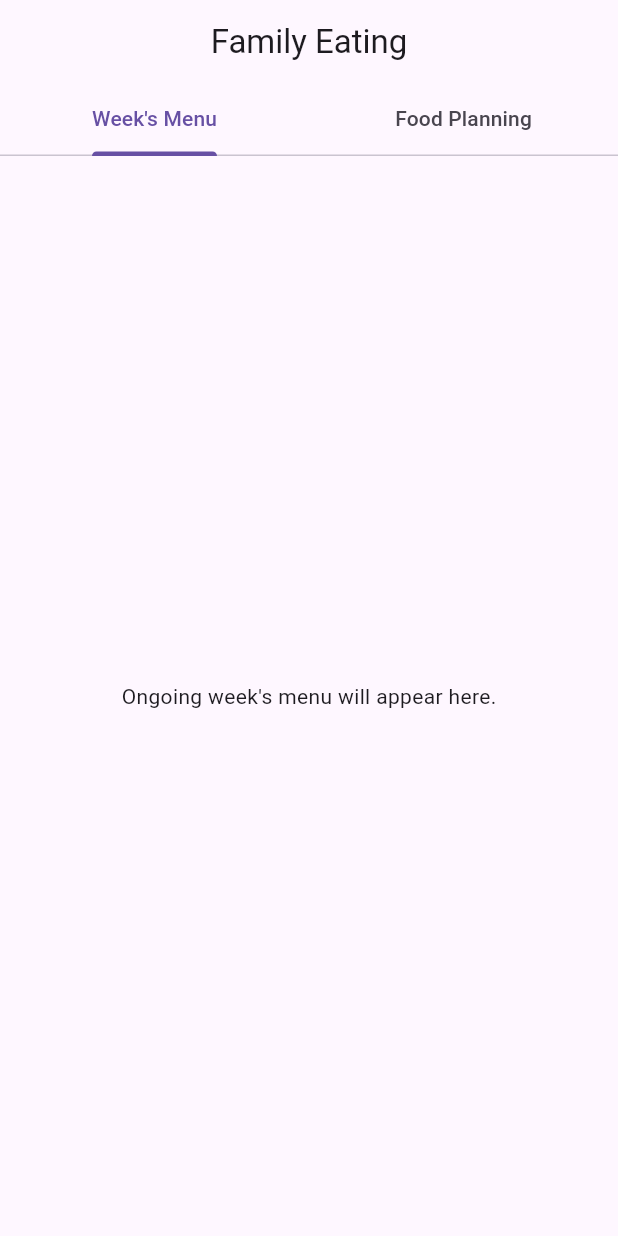
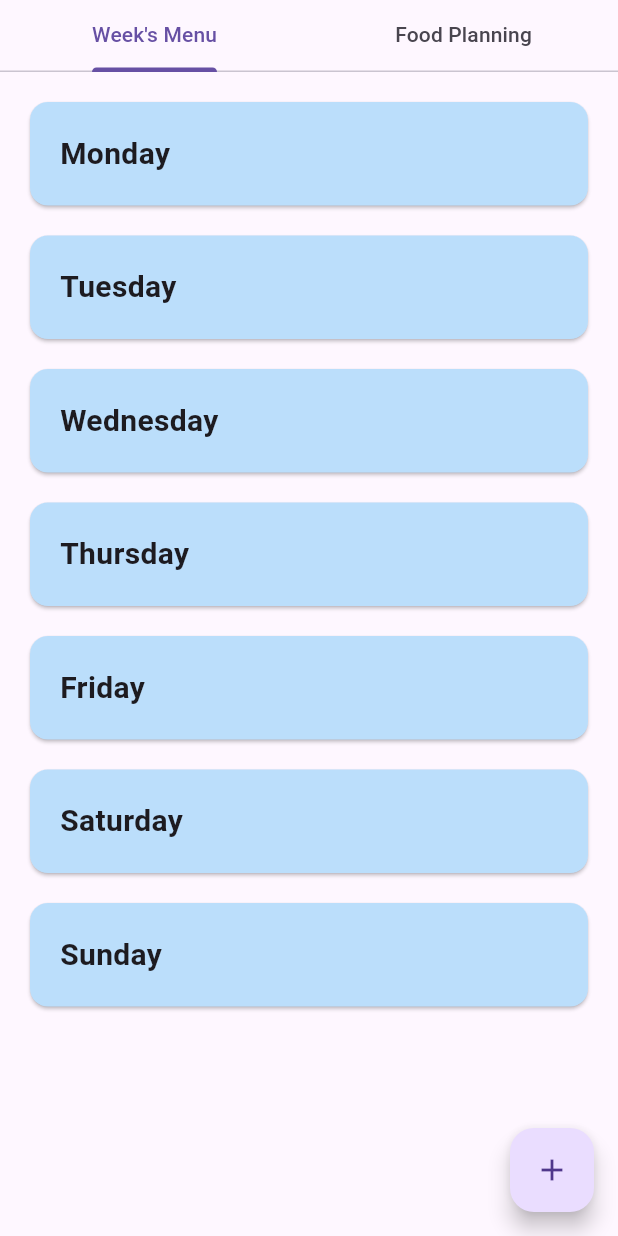
Before and after one commit to Jakob37/Family-eating, a Flutter app: the screen it shows after launch, on a phone screen of 412 x 824 dp. Run offline on Flutter 3.47's test engine with Material 3 defaults, Android fonts, the phone set to English and light mode, and no system bars; our stand-ins replace shared_preferences.

Commit message:
Weeks menu

```diff
--- a/lib/main.dart
+++ b/lib/main.dart
@@ -8,6 +8,15 @@ class AppConstants {
 }
 
 const Color kCardColor = Color(0xFFBBDEFB); // Colors.blue[100]
+
+const Map<DishCategory, Color> kCategoryColors = {
+  DishCategory.egg: Color(0xFFFFF9C4), // light yellow
+  DishCategory.pork: Color(0xFFFFCCBC), // light orange
+  DishCategory.beef: Color(0xFFD7CCC8), // light brown
+  DishCategory.fish: Color(0xFFB3E5FC), // light blue
+  DishCategory.tofu: Color(0xFFC8E6C9), // light green
+  DishCategory.other: Color(0xFFE0E0E0), // light grey
+};
 
 enum DishCategory { egg, pork, beef, fish, tofu, other }
 
@@ -182,7 +191,7 @@ class _MainAppState extends State<MainApp> {
         child: Builder(
           builder: (context) => Scaffold(
             appBar: AppBar(
-              title: const Text('Family Eating'),
+              toolbarHeight: 0,
               centerTitle: true,
               bottom: const TabBar(
                 tabs: [
@@ -201,7 +210,6 @@ class _MainAppState extends State<MainApp> {
                         child: Column(
                           crossAxisAlignment: CrossAxisAlignment.start,
                           children: [
-                            const SizedBox(height: 16),
                             Row(
                               children: [
                                 const Text('Filter: ',
@@ -246,9 +254,21 @@ class _MainAppState extends State<MainApp> {
                 return AnimatedBuilder(
                   animation: tabController,
                   builder: (context, child) {
-                    // Show FAB only on the Food Planning tab (index 1)
-                    return tabController.index == 1
-                        ? FloatingActionButton(
+                    if (tabController.index == 0) {
+                      // Week's Menu tab
+                      return FloatingActionButton(
+                        onPressed: () {
+                          ScaffoldMessenger.of(context).showSnackBar(
+                            const SnackBar(
+                                content: Text(
+                                    'Add to week\'s menu (not implemented yet)')),
+                          );
+                        },
+                        child: const Icon(Icons.add),
+                      );
+                    } else if (tabController.index == 1) {
+                      // Food Planning tab
+                      return FloatingActionButton(
                         onPressed: () async {
                           await showAddDishDialog(context, (newDish) {
                             setState(() {
@@ -258,8 +278,10 @@ class _MainAppState extends State<MainApp> {
                           });
                         },
                         child: const Icon(Icons.add),
-                          )
-                        : const SizedBox.shrink();
+                      );
+                    } else {
+                      return const SizedBox.shrink();
+                    }
                   },
                 );
               },
@@ -309,7 +331,7 @@ class DishList extends StatelessWidget {
                     child: InkWell(
                       onTap: () => _openDishDetail(context, dish),
                       child: Card(
-                        color: kCardColor,
+                        color: kCategoryColors[dish.category] ?? kCardColor,
                         child: Padding(
                           padding: const EdgeInsets.all(12.0),
                           child: Row(
@@ -457,13 +479,118 @@ String categoryToString(DishCategory category) {
   }
 }
 
-class WeeksMenuPage extends StatelessWidget {
+class WeeksMenuPage extends StatefulWidget {
   const WeeksMenuPage({super.key});
+
+  static const List<String> daysOfWeek = [
+    'Monday',
+    'Tuesday',
+    'Wednesday',
+    'Thursday',
+    'Friday',
+    'Saturday',
+    'Sunday',
+  ];
+
+  @override
+  State<WeeksMenuPage> createState() => _WeeksMenuPageState();
+}
+
+class _WeeksMenuPageState extends State<WeeksMenuPage> {
+  final Map<String, String?> _selectedDishes = {
+    for (final day in WeeksMenuPage.daysOfWeek) day: null,
+  };
+
+  Future<void> _selectDish(BuildContext context, String day) async {
+    // Get available dishes from MainApp.dishes
+    final dishes = MainApp.dishes;
+    String? selected = _selectedDishes[day];
+    final result = await showDialog<String>(
+      context: context,
+      builder: (context) {
+        return AlertDialog(
+          title: Text('Select dish for $day'),
+          content: SizedBox(
+            width: double.maxFinite,
+            child: ListView(
+              shrinkWrap: true,
+              children: dishes.map((dish) {
+                return RadioListTile<String>(
+                  title: Text(dish.name),
+                  value: dish.name,
+                  groupValue: selected,
+                  onChanged: (value) {
+                    Navigator.of(context).pop(value);
+                  },
+                );
+              }).toList(),
+            ),
+          ),
+          actions: [
+            TextButton(
+              onPressed: () => Navigator.of(context).pop(),
+              child: const Text('Cancel'),
+            ),
+          ],
+        );
+      },
+    );
+    if (result != null) {
+      setState(() {
+        _selectedDishes[day] = result;
+      });
+    }
+  }
 
   @override
   Widget build(BuildContext context) {
-    return const Center(
-      child: Text('Ongoing week\'s menu will appear here.'),
+    return ListView.separated(
+      padding: const EdgeInsets.all(16),
+      itemCount: WeeksMenuPage.daysOfWeek.length,
+      separatorBuilder: (context, index) => const SizedBox(height: 12),
+      itemBuilder: (context, index) {
+        final day = WeeksMenuPage.daysOfWeek[index];
+        final dish = _selectedDishes[day];
+        // Find the selected dish's category color if any
+        Color cardColor = kCardColor;
+        if (dish != null) {
+          final selectedDish = MainApp.dishes.firstWhere(
+            (d) => d.name == dish,
+            orElse: () =>
+                Dish(name: '', count: 0, category: DishCategory.other),
+          );
+          cardColor = kCategoryColors[selectedDish.category] ?? kCardColor;
+        }
+        return InkWell(
+          onTap: () => _selectDish(context, day),
+          child: Card(
+            color: cardColor,
+            child: Padding(
+              padding: const EdgeInsets.all(20.0),
+              child: Row(
+                mainAxisAlignment: MainAxisAlignment.spaceBetween,
+                children: [
+                  Text(
+                    day,
+                    style: const TextStyle(
+                        fontSize: 20, fontWeight: FontWeight.bold),
+                  ),
+                  if (dish != null)
+                    Flexible(
+                      child: Text(
+                        dish,
+                        style: const TextStyle(
+                            fontSize: 18, color: Colors.black54),
+                        overflow: TextOverflow.ellipsis,
+                        maxLines: 1,
+                      ),
+                    ),
+                ],
+              ),
+            ),
+          ),
+        );
+      },
     );
   }
 }
```
Lines whose indentation alone changed are shown as unchanged.
